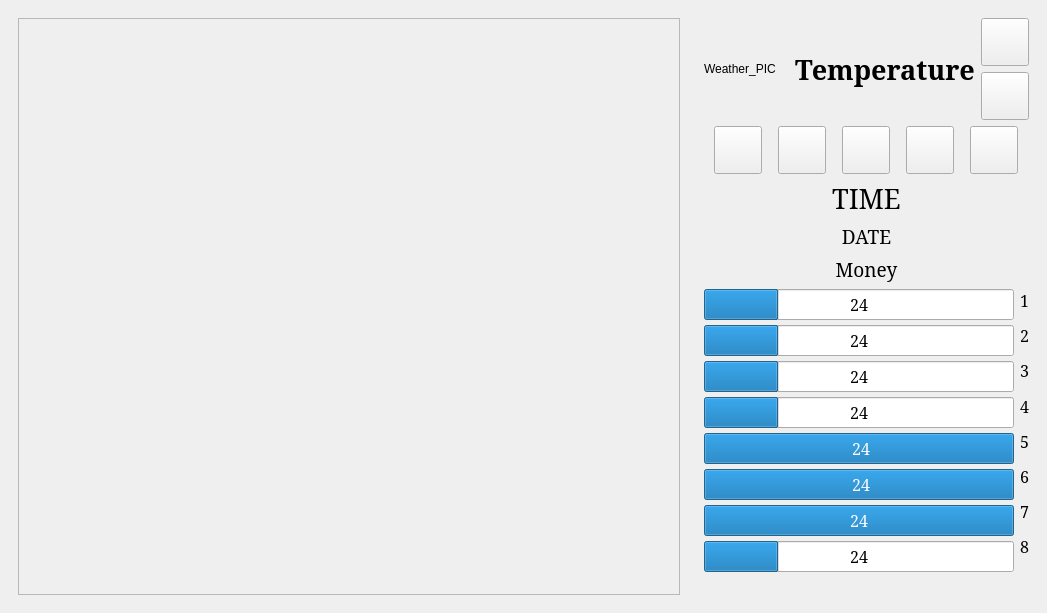
First picture: the form in mainwindow.ui, repository maksakovaa/Province, before the edit.
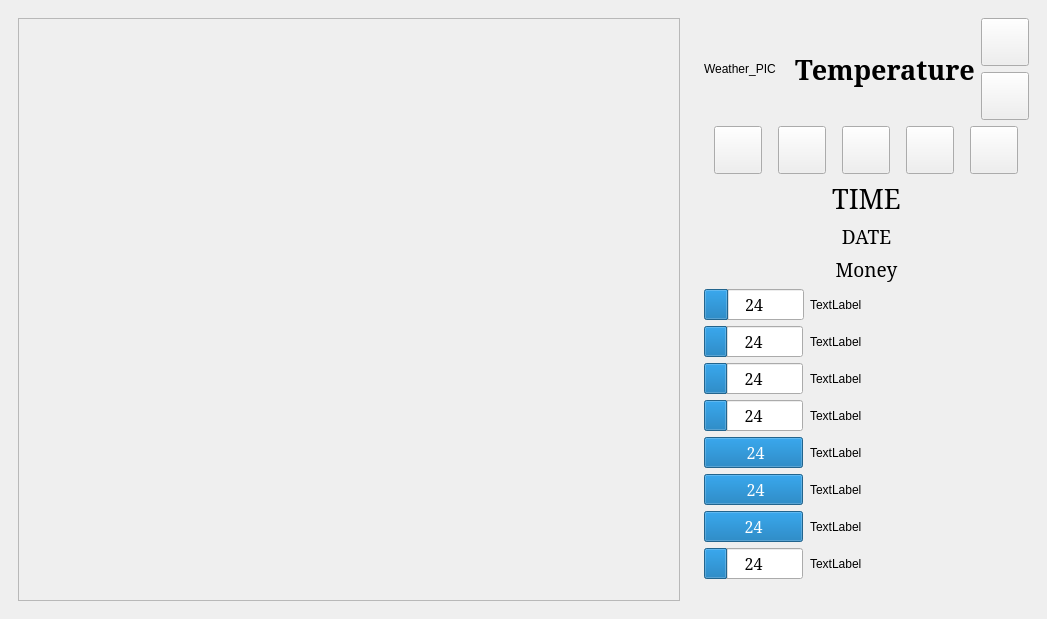
Second picture: the form after the edit. The open tabs and pages were chosen to show the change. Icons and pictures are not drawn. Custom widgets are drawn as their Qt base class.

Patch:
```diff
--- a/mainwindow.ui
+++ b/mainwindow.ui
@@ -7,7 +7,7 @@
     <x>0</x>
     <y>0</y>
     <width>1047</width>
-    <height>613</height>
+    <height>619</height>
    </rect>
   </property>
   <property name="windowTitle">
@@ -73,8 +73,8 @@
             <rect>
              <x>0</x>
              <y>0</y>
-             <width>98</width>
-             <height>28</height>
+             <width>66</width>
+             <height>16</height>
             </rect>
            </property>
           </widget>
@@ -451,11 +451,8 @@
        <item>
         <layout class="QHBoxLayout" name="horizontalLayout_5">
          <item>
-          <layout class="QVBoxLayout" name="verticalLayoutBar">
-           <property name="spacing">
-            <number>5</number>
-           </property>
-           <item>
+          <layout class="QFormLayout" name="formLayout_2">
+           <item row="1" column="0">
             <widget class="QProgressBar" name="progressBarHorny">
              <property name="sizePolicy">
               <sizepolicy hsizetype="Expanding" vsizetype="Fixed">
@@ -498,7 +495,14 @@
              </property>
             </widget>
            </item>
-           <item>
+           <item row="1" column="1">
+            <widget class="QLabel" name="label_horny">
+             <property name="text">
+              <string>TextLabel</string>
+             </property>
+            </widget>
+           </item>
+           <item row="2" column="0">
             <widget class="QProgressBar" name="progressBarLust">
              <property name="maximumSize">
               <size>
@@ -520,7 +524,14 @@
              </property>
             </widget>
            </item>
-           <item>
+           <item row="2" column="1">
+            <widget class="QLabel" name="label_lust">
+             <property name="text">
+              <string>TextLabel</string>
+             </property>
+            </widget>
+           </item>
+           <item row="3" column="0">
             <widget class="QProgressBar" name="progressBarHealth">
              <property name="minimumSize">
               <size>
@@ -551,8 +562,15 @@
              </property>
             </widget>
            </item>
-           <item>
-            <widget class="QProgressBar" name="progressBarManna">
+           <item row="3" column="1">
+            <widget class="QLabel" name="label_health">
+             <property name="text">
+              <string>TextLabel</string>
+             </property>
+            </widget>
+           </item>
+           <item row="4" column="0">
+            <widget class="QProgressBar" name="progressBarMood">
              <property name="maximumSize">
               <size>
                <width>16777215</width>
@@ -573,7 +591,14 @@
              </property>
             </widget>
            </item>
-           <item>
+           <item row="4" column="1">
+            <widget class="QLabel" name="label_mood">
+             <property name="text">
+              <string>TextLabel</string>
+             </property>
+            </widget>
+           </item>
+           <item row="5" column="0">
             <widget class="QProgressBar" name="progressBarEnergy">
              <property name="maximumSize">
               <size>
@@ -598,7 +623,14 @@
              </property>
             </widget>
            </item>
-           <item>
+           <item row="5" column="1">
+            <widget class="QLabel" name="label_energy">
+             <property name="text">
+              <string>TextLabel</string>
+             </property>
+            </widget>
+           </item>
+           <item row="6" column="0">
             <widget class="QProgressBar" name="progressBarWater">
              <property name="maximumSize">
               <size>
@@ -623,7 +655,14 @@
              </property>
             </widget>
            </item>
-           <item>
+           <item row="6" column="1">
+            <widget class="QLabel" name="label_water">
+             <property name="text">
+              <string>TextLabel</string>
+             </property>
+            </widget>
+           </item>
+           <item row="7" column="0">
             <widget class="QProgressBar" name="progressBarSon">
              <property name="maximumSize">
               <size>
@@ -648,7 +687,7 @@
              </property>
             </widget>
            </item>
-           <item>
+           <item row="8" column="0">
             <widget class="QProgressBar" name="progressBarVnesh">
              <property name="maximumSize">
               <size>
@@ -670,33 +709,17 @@
              </property>
             </widget>
            </item>
-          </layout>
-         </item>
-         <item>
-          <layout class="QVBoxLayout" name="verticalLayoutDesc">
-           <item>
-            <widget class="QLabel" name="labelStatusDesc">
-             <property name="font">
-              <font>
-               <family>Noto Serif</family>
-               <pointsize>12</pointsize>
-               <kerning>true</kerning>
-              </font>
-             </property>
-             <property name="styleSheet">
-              <string notr="true"/>
-             </property>
-             <property name="lineWidth">
-              <number>1</number>
-             </property>
+           <item row="7" column="1">
+            <widget class="QLabel" name="label_son">
              <property name="text">
-              <string>&lt;html&gt;&lt;head/&gt;&lt;body&gt;&lt;p style='line-height: 1.6;'&gt;1&lt;br&gt;2&lt;br&gt;3&lt;br&gt;4&lt;br&gt;5&lt;br&gt;6&lt;br&gt;7&lt;br&gt;8&lt;/p&gt;&lt;/body&gt;&lt;/html&gt;</string>
+              <string>TextLabel</string>
              </property>
-             <property name="scaledContents">
-              <bool>false</bool>
-             </property>
-             <property name="alignment">
-              <set>Qt::AlignmentFlag::AlignLeading|Qt::AlignmentFlag::AlignLeft|Qt::AlignmentFlag::AlignVCenter</set>
+            </widget>
+           </item>
+           <item row="8" column="1">
+            <widget class="QLabel" name="label_vnesh">
+             <property name="text">
+              <string>TextLabel</string>
              </property>
             </widget>
            </item>
```
Left out of the diff: 2 changed lines with no effect on the pictures.
